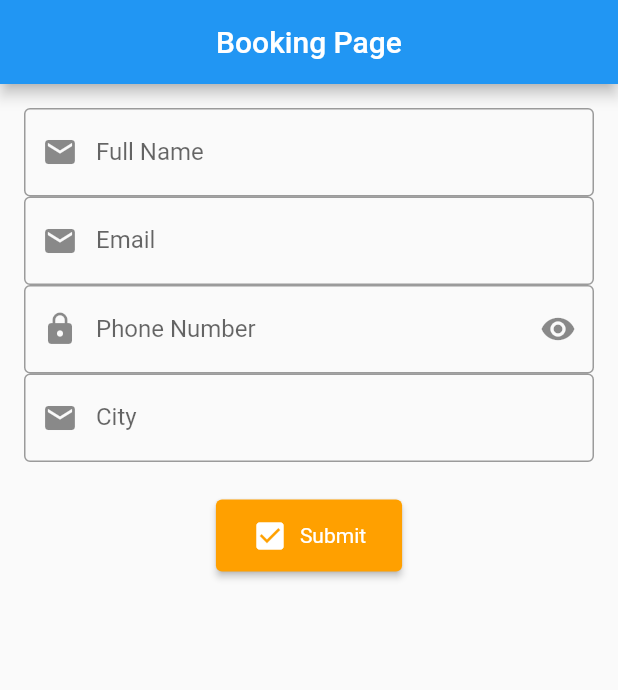
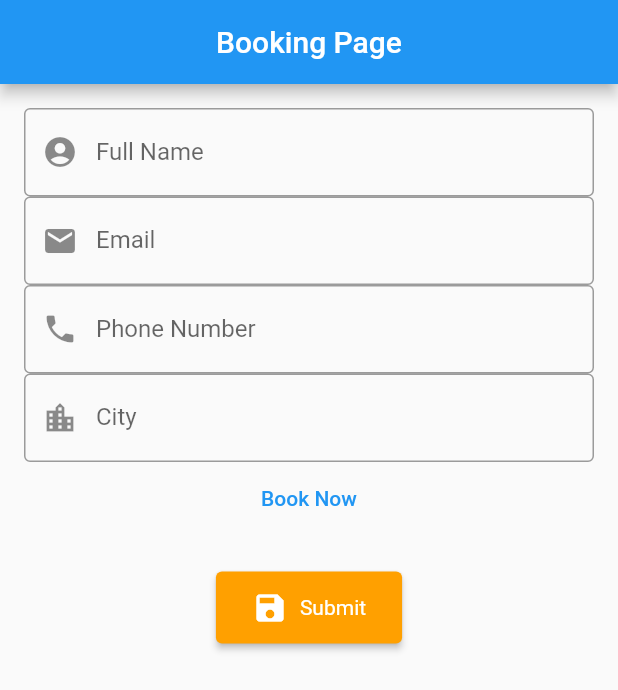
Before and after one commit to JovanLemuel/flutter_tugas_1, a Flutter app: the BookNowView screen opened directly, on a phone screen of 412 x 824 dp. Shown: the top 690 px of the screen. Run offline on Flutter 3.47's test engine with Material 2 defaults, Android fonts, the light colour scheme and no system bars; our stand-ins replace email_validator; statements that could not run were skipped.

Commit message:
progress 2

```diff
--- a/lib/book_now_view.dart
+++ b/lib/book_now_view.dart
@@ -42,7 +42,7 @@ class _BookNowViewState extends State<BookNowView> {
                 decoration: InputDecoration(
                   labelText: 'Full Name',
                   border: OutlineInputBorder(),
-                  prefixIcon: Icon(Icons.email),
+                  prefixIcon: Icon(Icons.account_circle),
                 ),
                 autovalidateMode: AutovalidateMode.onUserInteraction,
                 validator: (value) {
@@ -70,22 +70,18 @@ class _BookNowViewState extends State<BookNowView> {
               // phone nmbr
               TextFormField(
                 controller: _ctrlPhone,
-                obscureText: isHide,
                 keyboardType: TextInputType.phone,
                 decoration: InputDecoration(
                   labelText: 'Phone Number',
                   border: OutlineInputBorder(),
-                  prefixIcon: Icon(Icons.lock),
-                  suffixIcon: GestureDetector(
-                    onTap: () {
-                      setState(() {
-                        isHide = !isHide;
-                      });
-                    },
-                    child:
-                        Icon(isHide ? Icons.visibility : Icons.visibility_off),
-                  ),
+                  prefixIcon: Icon(Icons.local_phone),
                 ),
+                autovalidateMode: AutovalidateMode.onUserInteraction,
+                validator: (value) {
+                  return !EmailValidator.validate(value.toString())
+                      ? 'Email tidak valid!'
+                      : null;
+                },
               ),
               // city
               TextFormField(
@@ -94,7 +90,7 @@ class _BookNowViewState extends State<BookNowView> {
                 decoration: InputDecoration(
                   labelText: 'City',
                   border: OutlineInputBorder(),
-                  prefixIcon: Icon(Icons.email),
+                  prefixIcon: Icon(Icons.location_city),
                 ),
                 autovalidateMode: AutovalidateMode.onUserInteraction,
                 validator: (value) {
@@ -102,6 +98,27 @@ class _BookNowViewState extends State<BookNowView> {
                       ? 'Email tidak valid!'
                       : null;
                 },
+              ),
+              TextButton(
+                onPressed: () => showDialog<String>(
+                  context: context,
+                  builder: (BuildContext context) => AlertDialog(
+                    title: const Text('AlertDialog Title'),
+                    content: const Text('AlertDialog description'),
+                    actions: <Widget>[
+                      TextButton(
+                        onPressed: () {
+                          Navigator.of(context).pushNamedAndRemoveUntil(
+                          '/flutter/',
+                          (route) => false,
+                          );
+                        },
+                        child: const Text('ok'),
+                      ),
+                    ],
+                  ),
+                ),
+                child: const Text('Book Now'),
               ),
               const SizedBox(
                 height: 25,
@@ -117,7 +134,7 @@ class _BookNowViewState extends State<BookNowView> {
                   //   (route) => false,
                   // );
                 },
-                icon: const Icon(Icons.check_box),
+                icon: const Icon(Icons.save),
                 label: const Text("Submit"),
                 style: ElevatedButton.styleFrom(
                     elevation: 2,
```
